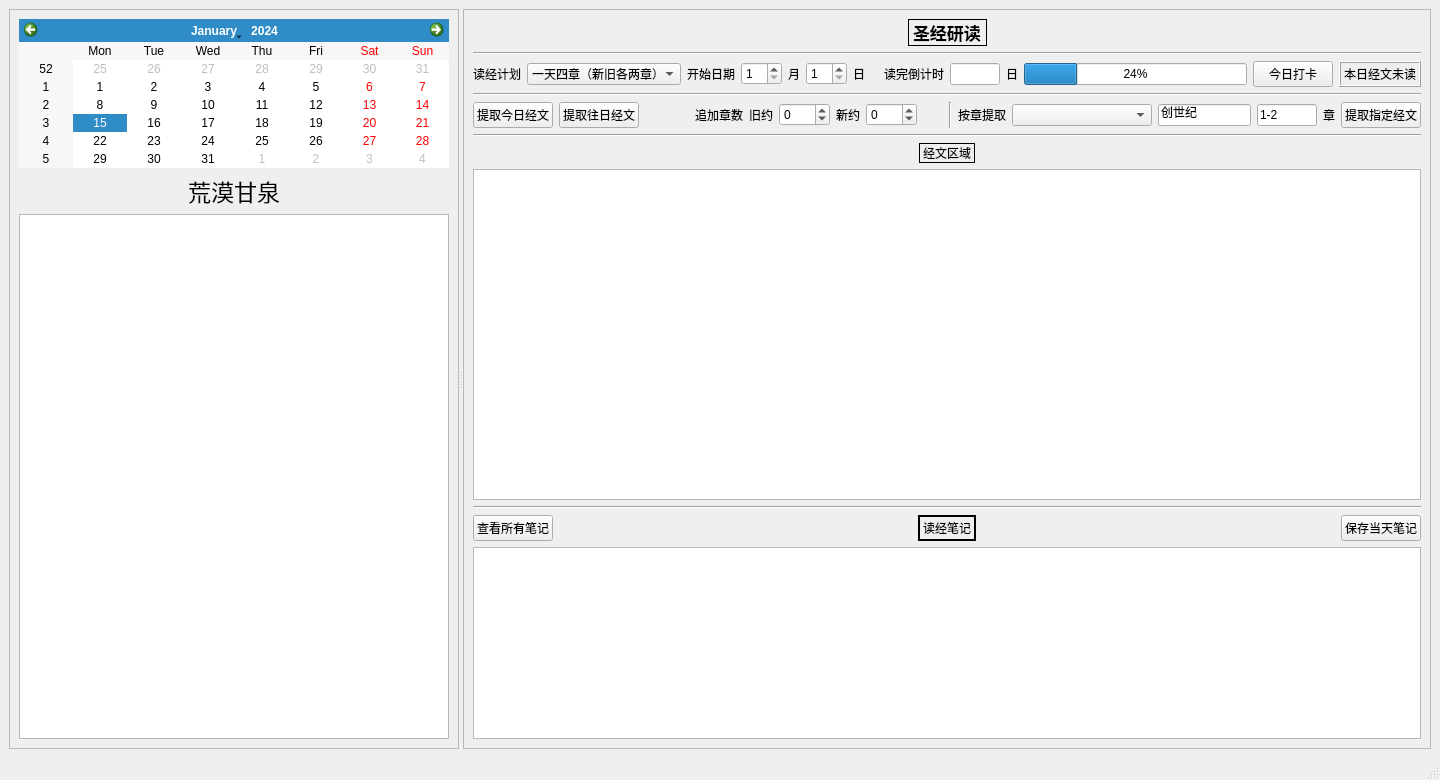
Qt form ui_bible_reading_reminder_new.ui (jackey-qiu/message_reminder) before a commit.
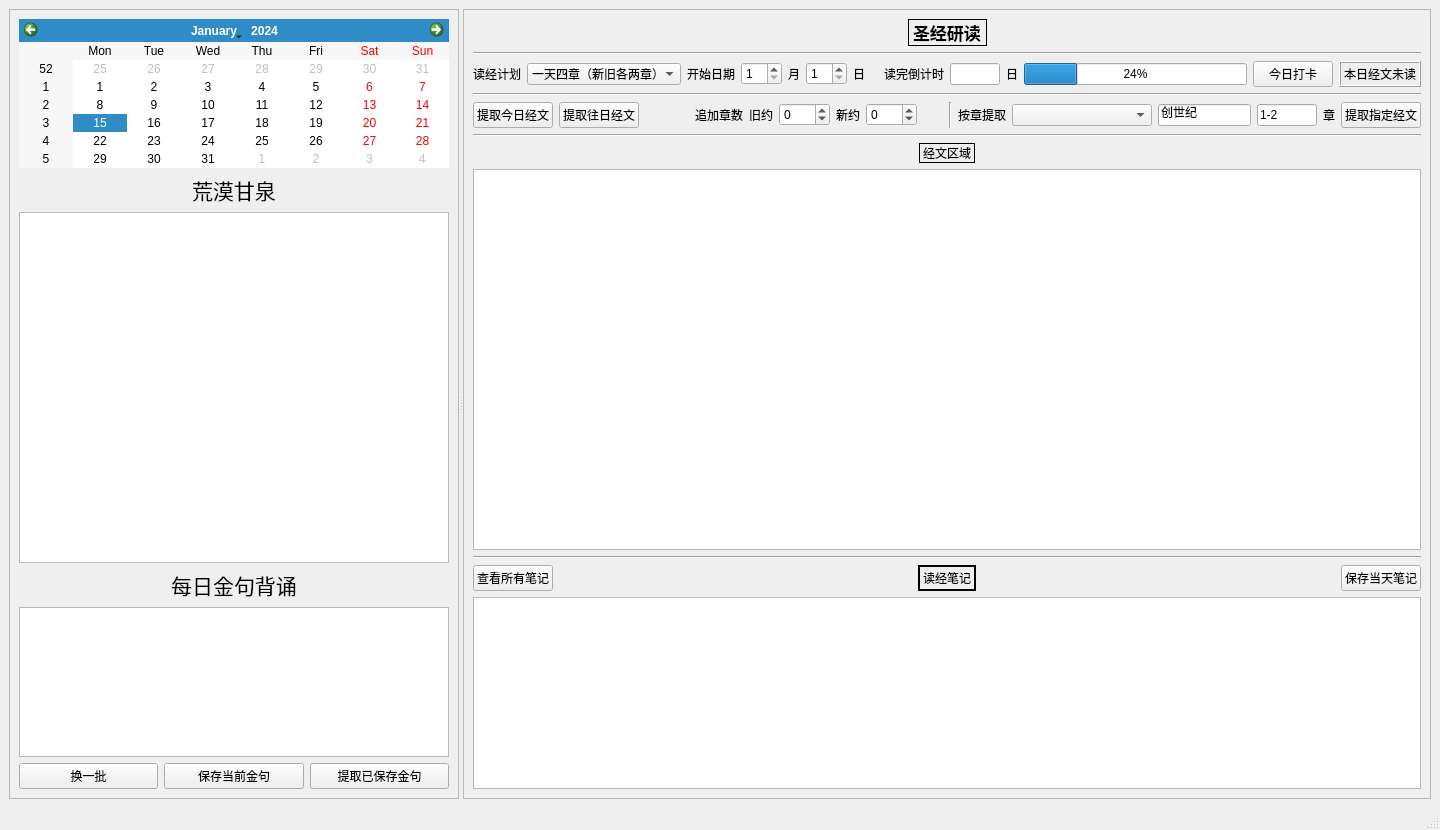
The same form after that commit.

Commit message: add func to review golden biblical scripture

The edit to the form file:
```diff
--- a/ui_bible_reading_reminder_new.ui
+++ b/ui_bible_reading_reminder_new.ui
@@ -7,7 +7,7 @@
     <x>0</x>
     <y>0</y>
     <width>1440</width>
-    <height>780</height>
+    <height>830</height>
    </rect>
   </property>
   <property name="windowTitle">
@@ -69,7 +69,7 @@
            <widget class="QLabel" name="label">
             <property name="font">
              <font>
-              <pointsize>17</pointsize>
+              <pointsize>16</pointsize>
              </font>
             </property>
             <property name="text">
@@ -106,6 +106,62 @@
           </property>
          </widget>
         </item>
+        <item>
+         <widget class="QLabel" name="label_17">
+          <property name="font">
+           <font>
+            <pointsize>16</pointsize>
+           </font>
+          </property>
+          <property name="text">
+           <string>每日金句背诵</string>
+          </property>
+          <property name="alignment">
+           <set>Qt::AlignCenter</set>
+          </property>
+         </widget>
+        </item>
+        <item>
+         <widget class="QTextBrowser" name="textBrowser_scripture">
+          <property name="sizePolicy">
+           <sizepolicy hsizetype="Expanding" vsizetype="Maximum">
+            <horstretch>0</horstretch>
+            <verstretch>0</verstretch>
+           </sizepolicy>
+          </property>
+          <property name="maximumSize">
+           <size>
+            <width>1900000</width>
+            <height>150</height>
+           </size>
+          </property>
+         </widget>
+        </item>
+        <item>
+         <layout class="QHBoxLayout" name="horizontalLayout_8">
+          <item>
+           <widget class="QPushButton" name="pushButton_change">
+            <property name="text">
+             <string>换一批</string>
+            </property>
+           </widget>
+          </item>
+          <item>
+           <widget class="QPushButton" name="pushButton_save_current">
+            <property name="text">
+             <string>保存当前金句</string>
+            </property>
+           </widget>
+          </item>
+          <item>
+           <widget class="QPushButton" name="pushButton_load_saved">
+            <property name="text">
+             <string>提取已保存金句</string>
+            </property>
+           </widget>
+          </item>
+         </layout>
+        </item>
        </layout>
       </widget>
       <widget class="QFrame" name="frame_2">
```
The commit also changes 5 other files.
